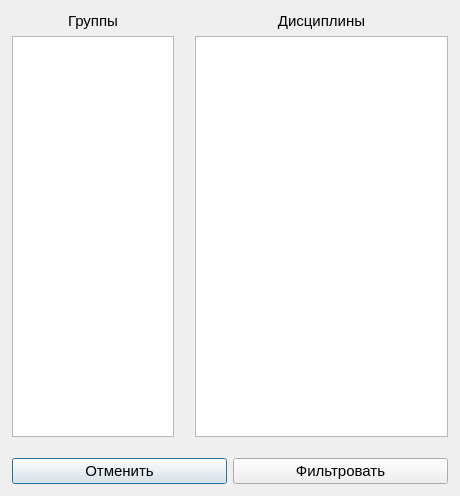
First picture: the form in ui/filterDialog.ui, repository Cy-Nec/hour_track, before the edit.
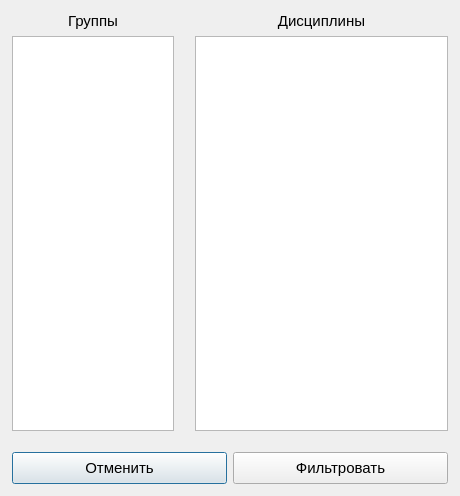
Second picture: the form after the edit.

Commit message: Добавлен просмотр остатка по часам. Доделаны все кнопки "Отменить" на остальных окнах. Отредактирован текст в окне "о программе"

What changed in the file:
```diff
--- a/ui/filterDialog.ui
+++ b/ui/filterDialog.ui
@@ -100,6 +100,12 @@
      <layout class="QHBoxLayout" name="horizontalLayout">
       <item>
        <widget class="QPushButton" name="btn_Cancel">
+        <property name="minimumSize">
+         <size>
+          <width>0</width>
+          <height>32</height>
+         </size>
+        </property>
         <property name="maximumSize">
          <size>
           <width>300</width>
@@ -113,6 +119,12 @@
       </item>
       <item>
        <widget class="QPushButton" name="btn_Accept">
+        <property name="minimumSize">
+         <size>
+          <width>0</width>
+          <height>32</height>
+         </size>
+        </property>
         <property name="maximumSize">
          <size>
           <width>300</width>
```
The commit also changes 7 other files.
